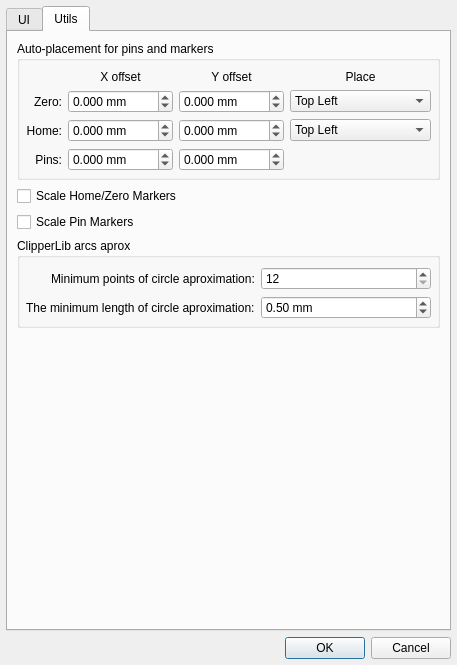
Above: GGEasy/settingsdialog.ui from XRay3D/GERBER_X3 before the change. Below: the same form after it.
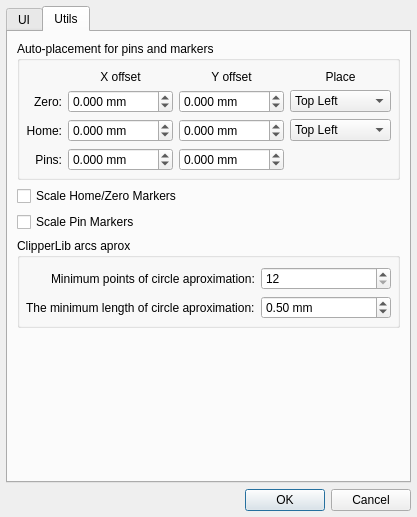
That is the form after the change. Custom widgets are drawn as their Qt base class.

```diff
--- a/GGEasy/settingsdialog.ui
+++ b/GGEasy/settingsdialog.ui
@@ -6,14 +6,14 @@
    <rect>
     <x>0</x>
     <y>0</y>
-    <width>457</width>
-    <height>665</height>
+    <width>392</width>
+    <height>517</height>
    </rect>
   </property>
   <property name="windowTitle">
    <string>Settings[*]</string>
   </property>
-  <layout class="QVBoxLayout" name="verticalLayout_3">
+  <layout class="QGridLayout" name="gridLayout_2">
    <property name="leftMargin">
     <number>6</number>
    </property>
@@ -26,7 +26,17 @@
    <property name="bottomMargin">
     <number>6</number>
    </property>
-   <item>
+   <item row="1" column="1">
+    <widget class="QDialogButtonBox" name="buttonBox">
+     <property name="orientation">
+      <enum>Qt::Horizontal</enum>
+     </property>
+     <property name="standardButtons">
+      <set>QDialogButtonBox::Cancel|QDialogButtonBox::Ok</set>
+     </property>
+    </widget>
+   </item>
+   <item row="0" column="0" colspan="2">
     <widget class="QTabWidget" name="tabwMain">
      <property name="currentIndex">
       <number>1</number>
@@ -664,16 +674,6 @@
      </widget>
     </widget>
    </item>
-   <item>
-    <widget class="QDialogButtonBox" name="buttonBox">
-     <property name="orientation">
-      <enum>Qt::Horizontal</enum>
-     </property>
-     <property name="standardButtons">
-      <set>QDialogButtonBox::Cancel|QDialogButtonBox::Ok</set>
-     </property>
-    </widget>
-   </item>
   </layout>
  </widget>
  <customwidgets>
```
